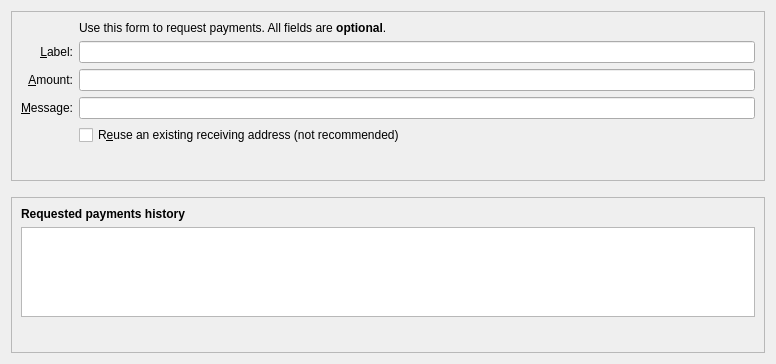
FantasyGold/FantasyGold-Core, file src/qt/forms/receivecoinsdialog.ui: the form before one commit.
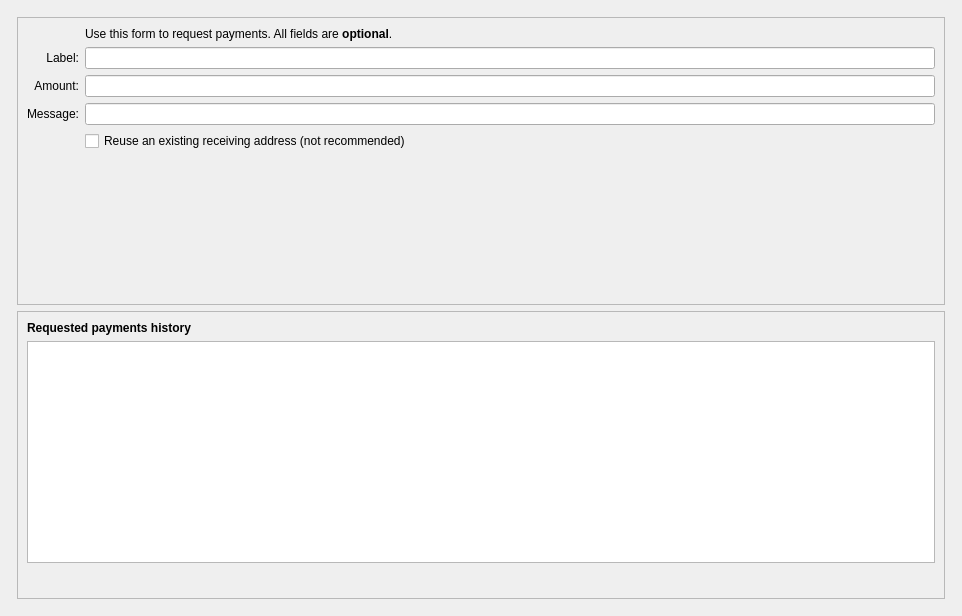
The form after the commit. Icons and pictures are not drawn. Custom widgets are drawn as their Qt base class.

The edit to the form file:
```diff
--- a/src/qt/forms/receivecoinsdialog.ui
+++ b/src/qt/forms/receivecoinsdialog.ui
@@ -6,11 +6,31 @@
    <rect>
     <x>0</x>
     <y>0</y>
-    <width>776</width>
-    <height>364</height>
+    <width>962</width>
+    <height>616</height>
    </rect>
   </property>
-  <layout class="QVBoxLayout" name="verticalLayout" stretch="0,0,1">
+  <layout class="QVBoxLayout" name="verticalLayout" stretch="0">
+   <item>
+    <layout class="QVBoxLayout" name="verticalLayout_Master" stretch="0">
+     <property name="spacing">
+      <number>0</number>
+     </property>
+     <item>
+      <widget class="QFrame" name="frame_BG">
+       <layout class="QVBoxLayout" name="verticalLayout_5">
+        <property name="leftMargin">
+         <number>6</number>
+        </property>
+        <property name="topMargin">
+         <number>6</number>
+        </property>
+        <property name="rightMargin">
+         <number>6</number>
+        </property>
+        <property name="bottomMargin">
+         <number>6</number>
+        </property>
    <item>
     <widget class="QFrame" name="frame2">
      <property name="sizePolicy">
@@ -34,7 +54,7 @@
            <string>Reuse one of the previously used receiving addresses.&lt;br&gt;Reusing addresses has security and privacy issues.&lt;br&gt;Do not use this unless re-generating a payment request made before.</string>
           </property>
           <property name="text">
-           <string>R&amp;euse an existing receiving address (not recommended)</string>
+                <string>Reuse an existing receiving address (not recommended)</string>
           </property>
          </widget>
         </item>
@@ -51,7 +71,7 @@
            <string>An optional message to attach to the payment request, which will be displayed when the request is opened. Note: The message will not be sent with the payment over the FantasyGold network.</string>
           </property>
           <property name="text">
-           <string>&amp;Message:</string>
+                <string>Message:</string>
           </property>
           <property name="alignment">
            <set>Qt::AlignRight|Qt::AlignTrailing|Qt::AlignVCenter</set>
@@ -88,7 +108,7 @@
            <string>An optional label to associate with the new receiving address.</string>
           </property>
           <property name="text">
-           <string>&amp;Label:</string>
+                <string>Label:</string>
           </property>
           <property name="alignment">
            <set>Qt::AlignRight|Qt::AlignTrailing|Qt::AlignVCenter</set>
@@ -104,7 +124,7 @@
            <string>An optional amount to request. Leave this empty or zero to not request a specific amount.</string>
           </property>
           <property name="text">
-           <string>&amp;Amount:</string>
+                <string>Amount:</string>
           </property>
           <property name="alignment">
            <set>Qt::AlignRight|Qt::AlignTrailing|Qt::AlignVCenter</set>
@@ -138,7 +158,7 @@
              </size>
             </property>
             <property name="text" stdset="0">
-             <string>Generate Address</string>
+                  <string>Request payment</string>
             </property>
             <property name="icon" stdset="0">
              <iconset resource="../fantasygold.qrc">
@@ -184,30 +204,23 @@
           </item>
          </layout>
         </item>
-        <item row="8" column="0">
-         <widget class="QLabel" name="label_7">
-          <property name="text">
-           <string/>
-          </property>
-         </widget>
-        </item>
-       </layout>
-      </item>
-     </layout>
-    </widget>
-   </item>
-   <item>
-    <spacer name="verticalSpacer_2">
+             <item row="9" column="2">
+              <spacer name="verticalSpacer">
      <property name="orientation">
       <enum>Qt::Vertical</enum>
      </property>
      <property name="sizeHint" stdset="0">
       <size>
        <width>20</width>
-       <height>10</height>
+                 <height>40</height>
       </size>
      </property>
     </spacer>
+             </item>
+            </layout>
+           </item>
+          </layout>
+         </widget>
    </item>
    <item>
     <widget class="QFrame" name="frame">
@@ -346,6 +359,11 @@
       </item>
      </layout>
     </widget>
+        </item>
+       </layout>
+      </widget>
+     </item>
+    </layout>
    </item>
   </layout>
  </widget>
```
Left out of the diff: 7 changed lines with no effect on the pictures. Lines whose indentation alone changed are shown as unchanged.
